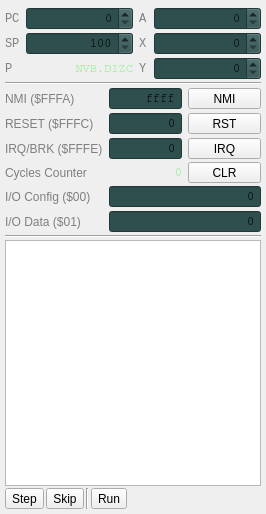
Above: cpuwidget.ui from rjaremczak/mo65x before the change. Below: the same form after it.
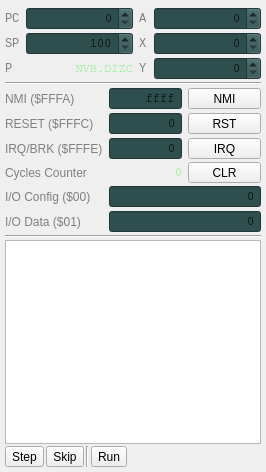
That is the form after the change. Custom widgets are drawn as their Qt base class.

What changed in the file:
```diff
--- a/cpuwidget.ui
+++ b/cpuwidget.ui
@@ -7,7 +7,7 @@
     <x>0</x>
     <y>0</y>
     <width>266</width>
-    <height>514</height>
+    <height>472</height>
    </rect>
   </property>
   <property name="maximumSize">
```
